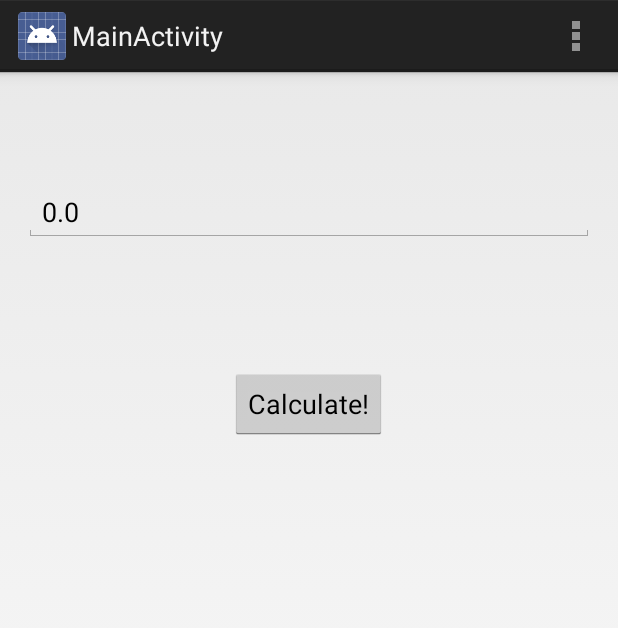
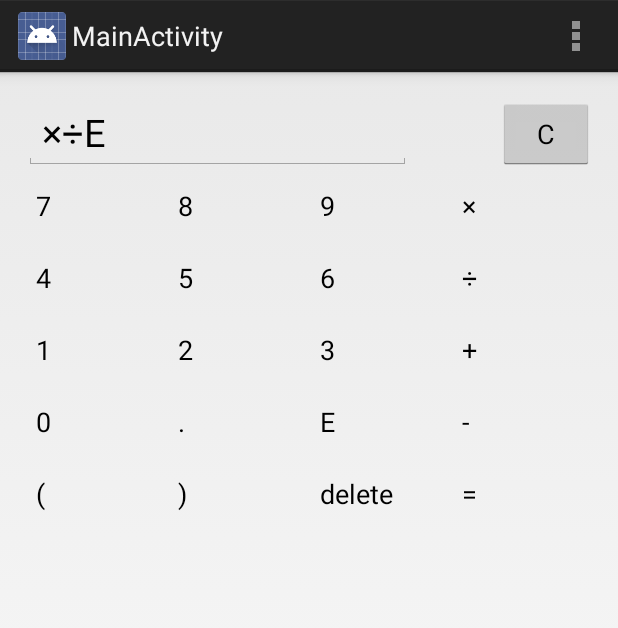
Before and after one commit to vadimsemenov/University, an Android app: the MainActivity screen opened directly, with no data from a screen before it, in the options menu, after a tap on "Settings", on a phone screen of 412 x 824 dp. Shown: the top 628 px of the screen. Run offline under Robolectric (Android 15) with nearby library versions, the light colour scheme and no system bars.

Commit message:
super view added

```diff
--- a/android-course/calculator/app/src/main/java/ru/ifmo/md/lesson4/MainActivity.java
+++ b/android-course/calculator/app/src/main/java/ru/ifmo/md/lesson4/MainActivity.java
@@ -6,33 +6,71 @@ import android.util.Log;
 import android.view.Menu;
 import android.view.MenuItem;
 import android.view.View;
+import android.widget.AdapterView;
+import android.widget.ArrayAdapter;
 import android.widget.Button;
 import android.widget.EditText;
+import android.widget.GridLayout;
+import android.widget.GridView;
+import android.widget.Toast;
 
 
 public class MainActivity extends Activity {
     private static final String TAG = "MainActivity";
 
+    private static final String[] BUTTONS = {
+            "7", "8", "9", "×",
+            "4", "5", "6", "÷",
+            "1", "2", "3", "+",
+            "0", ".", "E", "-",
+            "(", ")", "delete", "="
+    };
+
     @Override
     protected void onCreate(Bundle savedInstanceState) {
         super.onCreate(savedInstanceState);
         setContentView(R.layout.activity_main);
-        final Button button = (Button) findViewById(R.id.button);
+        final Button buttonC = (Button) findViewById(R.id.C);
         final EditText editText = (EditText) findViewById(R.id.editText);
         final CalculationEngine calculationEngine = new Calculator();
-        button.setOnClickListener(new View.OnClickListener() {
+        buttonC.setOnClickListener(new View.OnClickListener() {
             @Override
             public void onClick(View view) {
-                String expression = editText.getText().toString();
-                Log.d(TAG, "expression is '" + expression + "'");
-                String result = "smth went wrong :(";
-                try {
-                    result = String.valueOf(calculationEngine.calculate(expression));
-                } catch (CalculationException e) {
-                    Log.e(TAG, e.getMessage() == null ? "empty message" : e.getMessage());
-                    // Toast.makeText(MainActivity.this, e.getLocalizedMessage(), Toast.LENGTH_LONG);
+                editText.setText("");
+            }
+        });
+        final GridView gridView = (GridView) findViewById(R.id.gridView);
+        final ArrayAdapter<String> adapter = new ArrayAdapter<String>(this, android.R.layout.simple_list_item_1, BUTTONS);
+        gridView.setAdapter(adapter);
+        gridView.setOnItemClickListener(new AdapterView.OnItemClickListener() {
+            private static final String TAG = "anon OnItemClickListener";
+            @Override
+            public void onItemClick(AdapterView<?> adapterView, View view, int position, long id) {
+                Log.i(TAG, "position = " + position + "; id = " + id + "; view: " + view.getId());
+                if (position == 19) { // =
+                    String expression = editText.getText().toString().replaceAll("×", "*").replaceAll("÷", "/").replaceAll("∞", "Infinity");
+                    String result = "smth went wrong :(";
+                    try {
+                        result = Double.toString(calculationEngine.calculate(expression)).replace("Infinity", "∞");
+                    } catch (CalculationException e) {
+                        Toast.makeText(MainActivity.this, e.getMessage() == null ? "some error occur" : e.getMessage(), Toast.LENGTH_SHORT);
+                    }
+                    editText.setText(result);
+                } else if (position == 3) {
+                    editText.append("×");
+                } else if (position == 7) {
+                    editText.append("÷");
+                } else if (position == 18) {
+                    String expression = editText.getText().toString();
+                    if (expression.endsWith("NaN")) {
+                        expression = expression.substring(0, expression.length() - 3);
+                    } else {
+                        expression = expression.substring(0, expression.length() - 1);
+                    }
+                    editText.setText(expression);
+                } else {
+                    editText.append(BUTTONS[position]);
                 }
-                editText.setText(result);
             }
         });
     }
--- a/android-course/calculator/app/src/main/res/layout/activity_main.xml
+++ b/android-course/calculator/app/src/main/res/layout/activity_main.xml
@@ -10,19 +10,32 @@
 
     <EditText
         android:id="@+id/editText"
-        android:layout_width="fill_parent"
+        android:layout_width="wrap_content"
         android:layout_height="wrap_content"
+        android:hint="your expression here"
         android:layout_alignParentTop="true"
-        android:layout_centerHorizontal="true"
-        android:layout_marginTop="58dp"
-        android:hint="your expression here"/>
+        android:layout_alignParentLeft="true"
+        android:layout_alignParentStart="true"
+        android:textSize="25dp"/>
 
     <Button
-        android:id="@+id/button"
         android:layout_width="wrap_content"
         android:layout_height="wrap_content"
+        android:text="C"
+        android:id="@+id/C"
+        android:layout_alignBottom="@+id/editText"
+        android:layout_alignParentRight="true"
+        android:layout_alignParentEnd="true"/>
+
+    <GridView
+        android:layout_width="fill_parent"
+        android:layout_height="match_parent"
+        android:id="@+id/gridView"
+        android:layout_alignParentBottom="true"
+        android:layout_centerHorizontal="true"
         android:layout_below="@+id/editText"
-        android:layout_centerHorizontal="true"
-        android:layout_marginTop="84dp"
-        android:text="Calculate!"/>
+        android:numColumns="4"
+        android:choiceMode="singleChoice"
+        android:gravity="center"/>
+
 </RelativeLayout>
```
